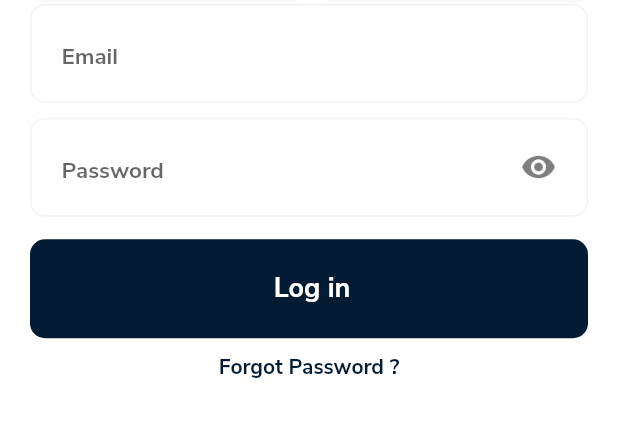
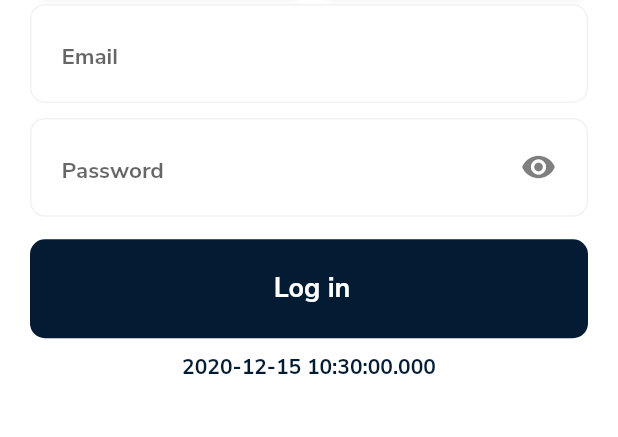
Before and after one commit to animusphere1/papi_kost_2, a Flutter app: the screen it shows after launch, on a phone screen of 412 x 824 dp, the part 150-587 px from its top. Run offline on Flutter 3.47's test engine with Material 2 defaults, Android fonts, the phone set to English and light mode, and no system bars; our stand-ins replace dots_indicator, font_awesome_flutter, supercharged.

Commit message:
Masih Stuck

```diff
--- a/lib/core/viewmodel/signupprovider.dart
+++ b/lib/core/viewmodel/signupprovider.dart
@@ -1,3 +1,5 @@
+import 'dart:async';
+
 import 'package:flutter/cupertino.dart';
 
 class SignUpProvider extends ChangeNotifier {
@@ -8,8 +10,18 @@ class SignUpProvider extends ChangeNotifier {
   bool _statusAggrement2 = false;
   bool get statusAggrement2 => _statusAggrement2;
 
+  DateTime _dateTime;
+  DateTime get dateTime => _dateTime;
+
   void changeStatus({bool status}) {
     _statusAggrement1 = status;
     notifyListeners();
   }
+
+  Future<void> updateDateTime() async {
+    Timer.periodic(Duration(seconds: 5), (timer) {
+      _dateTime = DateTime.now();
+      notifyListeners();
+    });
+  }
 }
--- a/lib/ui/screen/login/screen/loginpage.dart
+++ b/lib/ui/screen/login/screen/loginpage.dart
@@ -1,6 +1,8 @@
 import 'package:flutter/material.dart';
 import 'package:font_awesome_flutter/font_awesome_flutter.dart';
+import 'package:papi_kost/core/viewmodel/signupprovider.dart';
 import 'package:papi_kost/ui/screen/login/widget/widget.dart';
+import 'package:provider/provider.dart';
 import 'package:supercharged/supercharged.dart';
 
 class LoginPage extends StatefulWidget {
@@ -15,7 +17,12 @@ class LoginPage extends StatefulWidget {
 class _LoginPageState extends State<LoginPage> {
   @override
   Widget build(BuildContext context) {
-    return Container(
+    return GestureDetector(
+      behavior: HitTestBehavior.opaque,
+      onPanDown: (_) {
+        FocusScope.of(context).requestFocus(FocusNode());
+      },
+      child: Container(
         margin: EdgeInsets.symmetric(
           horizontal: 20,
           vertical: 30,
@@ -26,6 +33,7 @@ class _LoginPageState extends State<LoginPage> {
             bodyLogin(context),
             goToSignUp(context),
           ],
+        ),
       ),
     );
   }
@@ -74,13 +82,17 @@ class _LoginPageState extends State<LoginPage> {
   }
 
   Widget textForgotPassword(BuildContext context) {
+    return FutureBuilder(
+        future: Provider.of<SignUpProvider>(context).updateDateTime(),
+        builder: (context, _) {
           return Text(
-      "Forgot Password ?",
+            Provider.of<SignUpProvider>(context).dateTime.toString(),
             style: TextStyle(
               color: Theme.of(context).accentColor,
               fontWeight: FontWeight.bold,
             ),
           );
+        });
   }
 
   Widget widgetLoginWith() {
--- a/lib/ui/screen/login/widget/textfielditem.dart
+++ b/lib/ui/screen/login/widget/textfielditem.dart
@@ -23,6 +23,7 @@ class _TextFieldItemState extends State<TextFieldItem> {
   @override
   initState() {
     _textEditingController.text = '';
+
     super.initState();
   }
 
@@ -48,7 +49,10 @@ class _TextFieldItemState extends State<TextFieldItem> {
               child: TextField(
                 textAlignVertical: TextAlignVertical.center,
                 controller: _textEditingController,
-                onChanged: (value) {},
+                keyboardType: TextInputType.number,
+                onChanged: (value) {
+                  var hasil = value.replaceFirst(new RegExp(r'^0+'), '');
+                },
                 onEditingComplete: () => node.nextFocus(),
                 obscureText: widget.statusObscure,
                 style: TextStyle(
```
Lines whose indentation alone changed are shown as unchanged.
